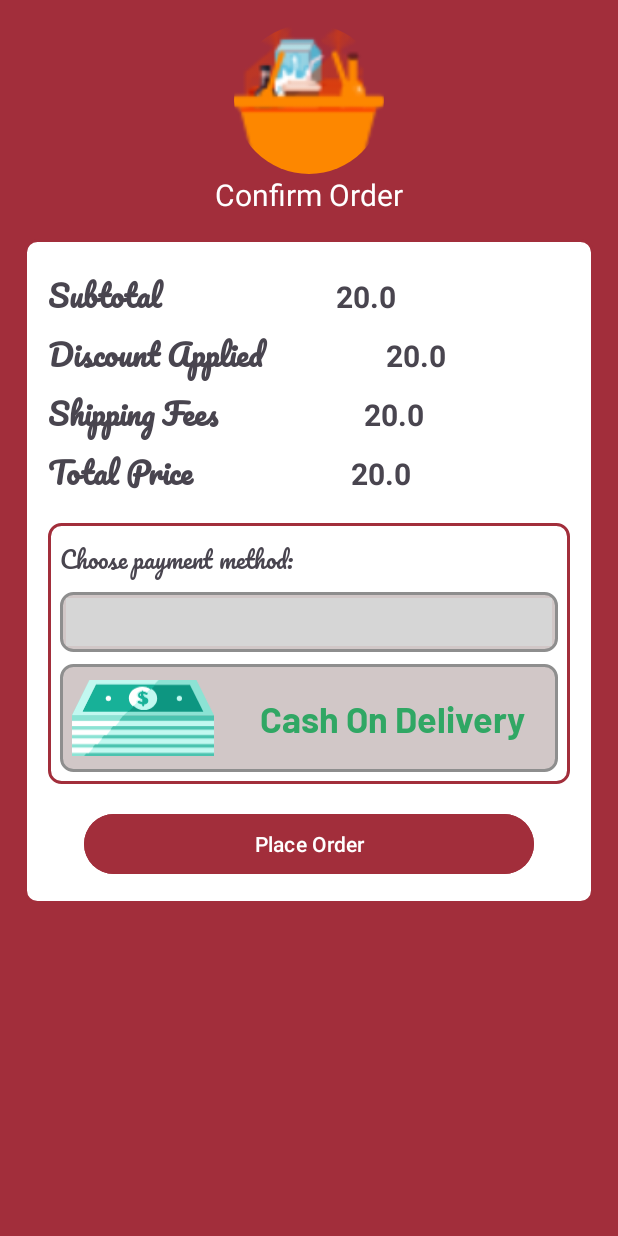
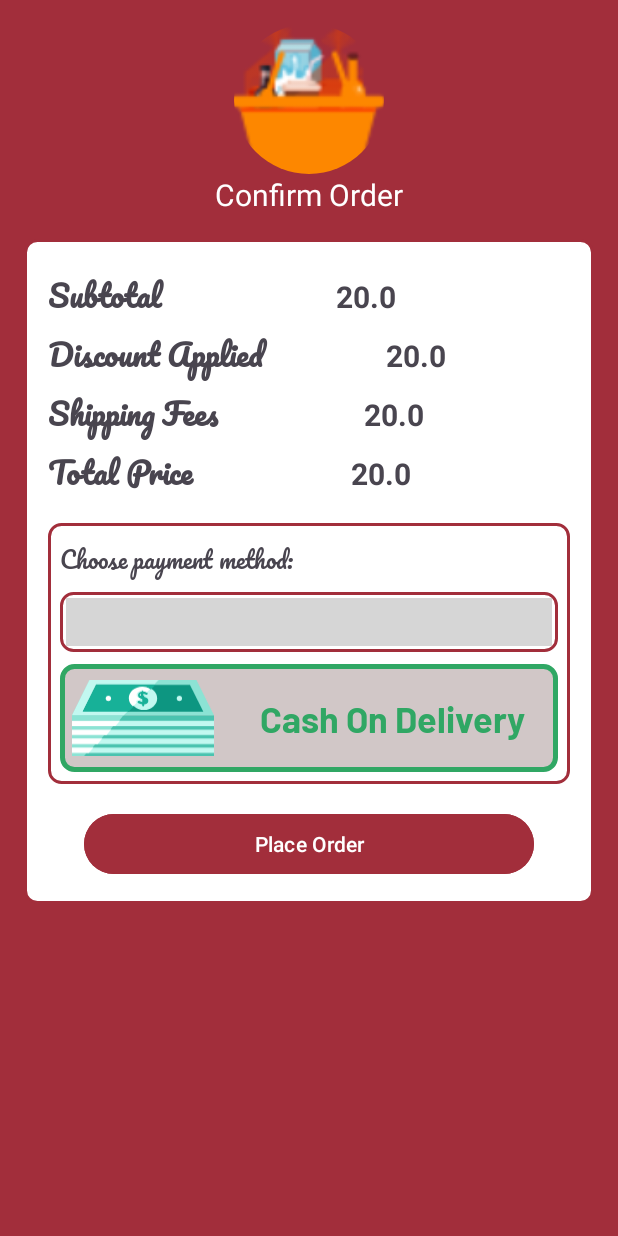
Before and after one commit to IbrahimMarey/Quikcart, an Android app: the layout fragment_place_order.xml on its own in the app's theme, with its tools: preview values and no code run, on a phone screen of 412 x 824 dp. Run offline under Robolectric (Android 15) with nearby library versions, the phone set to English and light mode, and no system bars; plain views replace PaymentButtonContainer; grey boxes are pictures that could not be loaded.

```diff
--- a/app/src/main/java/com/example/quikcart/ui/products/ProductsViewModel.kt
+++ b/app/src/main/java/com/example/quikcart/ui/products/ProductsViewModel.kt
@@ -106,8 +106,8 @@ class ProductsViewModel @Inject constructor(private val repo: Repository) : View
 
     private fun getPriceForEachProduct(products: List<ProductsItem>) {
         products.forEach { item ->
-            item.variants?.forEach {
-                item.price = it.price
+            if(item.variants?.isNotEmpty() == true){
+                item.price=item.variants[0].price
             }
         }
     }
--- /dev/null
+++ b/app/src/main/java/com/example/quikcart/utils/PaymentMethod.kt
@@ -0,0 +1,6 @@
+package com.example.quikcart.utils
+
+enum class PaymentMethod {
+    CASH,
+    PAYPAL
+}
--- /dev/null
+++ b/app/src/main/res/drawable/rounded_green_bg.xml
@@ -0,0 +1,7 @@
+<?xml version="1.0" encoding="utf-8"?>
+<shape xmlns:android="http://schemas.android.com/apk/res/android">
+    <corners android:radius="8dp"/>
+    <stroke android:width="3dp" android:color="@color/xd_lemon_dark" />
+    <solid android:color="#D1C7C7"/>
+
+</shape>
--- a/app/src/main/res/layout/fragment_place_order.xml
+++ b/app/src/main/res/layout/fragment_place_order.xml
@@ -50,7 +50,7 @@
                     android:layout_height="wrap_content"
                     android:orientation="vertical"
                     android:padding="16dp"
-                    android:layout_marginTop="16dp"
+                    android:layout_marginVertical="16dp"
                     android:background="@drawable/rounded_transparent_bg"
                     >
                     <LinearLayout
@@ -185,7 +185,7 @@
                         <LinearLayout
                             android:layout_width="match_parent"
                             android:layout_height="wrap_content"
-                            android:background="@drawable/rounded_bg"
+                            android:background="@drawable/rounded_transparent_bg"
                             android:padding="4dp"
                             android:layout_marginVertical="8dp">
 
@@ -201,12 +201,13 @@
                         </LinearLayout>
 
                         <LinearLayout
+                            android:id="@+id/cash_payment"
                             android:layout_width="match_parent"
                             android:layout_height="wrap_content"
                             android:weightSum="3"
                             android:orientation="horizontal"
                             android:layout_gravity="center"
-                            android:background="@drawable/rounded_bg">
+                            android:background="@drawable/rounded_green_bg">
 
                             <ImageView
                                 android:layout_width="0dp"
--- a/app/src/main/res/layout/fragment_search.xml
+++ b/app/src/main/res/layout/fragment_search.xml
@@ -39,7 +39,7 @@
             app:layout_constraintTop_toTopOf="parent"
             app:layout_constraintEnd_toEndOf="parent"
             android:text="@string/filter"
-            android:drawableTop="@drawable/ic_person"
+            android:drawableTop="@drawable/ic_filter"
             android:layout_margin="8dp"
             />
 
@@ -71,7 +71,7 @@
               app:valueFrom="@{vm.minPrice}"
               app:valueTo="@{vm.maxPrice}"
               app:sliderValue="@{vm.maxPrice}"
-              app:onChangeListener="@{(slider, value, fromUser) -> vm.onValueChange(slider, value, fromUser)}" />
+              app:onChangeListener="@{(slider, value, fromUser) -> vm.onValueChange(value)}" />
 
       </LinearLayout>
         <androidx.recyclerview.widget.RecyclerView
```
Also changed, not shown: app/src/main/java/com/example/quikcart/models/entities/cart/AllDraftOrdersResponse.kt (+10 -6 lines), app/src/main/java/com/example/quikcart/ui/placeorder/firstscreen/ConfirmOrderFirstScreenFragment.kt (+8 -6 lines), app/src/main/java/com/example/quikcart/ui/placeorder/secondscreen/PlaceOrderFragment.kt (+21 -3 lines), app/src/main/java/com/example/quikcart/ui/search/SearchFragment.kt (+6 -2 lines), app/src/main/java/com/example/quikcart/ui/search/SearchViewModel.kt (+13 -6 lines), app/src/main/java/com/example/quikcart/utils/AlertUtil.kt (+21 -0 lines), app/src/main/res/drawable/ic_filter.xml (added, +9 -0 lines), 1 other file.
